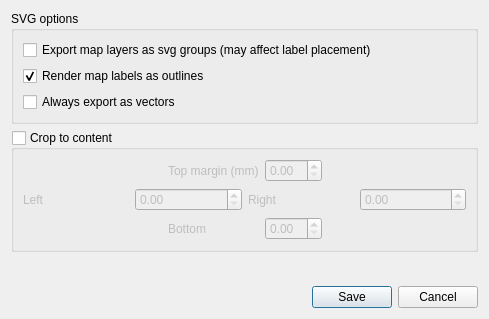
The window that src/ui/layout/qgssvgexportoptions.ui (carsmie/QGIS) describes before a commit, drawn with Qt 5.
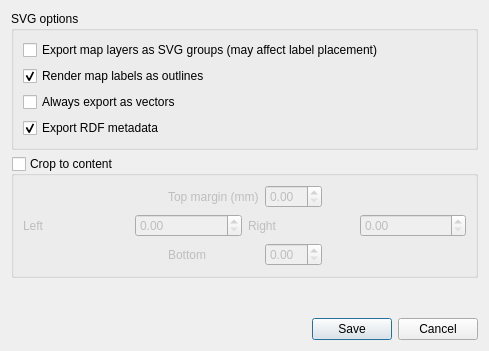
The same window after the commit. Custom widgets are drawn as their Qt base class.

Commit message:
[FEATURE][layouts] Export project metadata as SVG RDF metadata
Adds an option to include project metadata into SVG exports
generated from layouts, using the SVG RDF standard.

Developed for Arpa Piemonte (Dipartimento Tematico Geologia e Dissesto)
within ERIKUS project

Patch:
```diff
--- a/src/ui/layout/qgssvgexportoptions.ui
+++ b/src/ui/layout/qgssvgexportoptions.ui
@@ -7,7 +7,7 @@
     <x>0</x>
     <y>0</y>
     <width>489</width>
-    <height>319</height>
+    <height>351</height>
    </rect>
   </property>
   <property name="windowTitle">
@@ -23,7 +23,7 @@
       <item>
        <widget class="QCheckBox" name="chkMapLayersAsGroup">
         <property name="text">
-         <string>Export map layers as svg groups (may affect label placement)</string>
+         <string>Export map layers as SVG groups (may affect label placement)</string>
         </property>
         <property name="checked">
          <bool>false</bool>
@@ -56,6 +56,19 @@
         </property>
        </widget>
       </item>
+      <item>
+       <widget class="QCheckBox" name="mIncludeMetadataCheckbox">
+        <property name="toolTip">
+         <string>If checked, the layout will always be kept as vector objects when exported to a compatible format, even if the appearance of the resultant file does not match the layouts settings. If unchecked, some elements in the layout may be rasterized in order to keep their appearance intact.</string>
+        </property>
+        <property name="text">
+         <string>Export RDF metadata</string>
+        </property>
+        <property name="checked">
+         <bool>true</bool>
+        </property>
+       </widget>
+      </item>
      </layout>
     </widget>
    </item>
```
Left out of the diff: 3 changed lines with no effect on the pictures. The commit also changes 5 other files.
